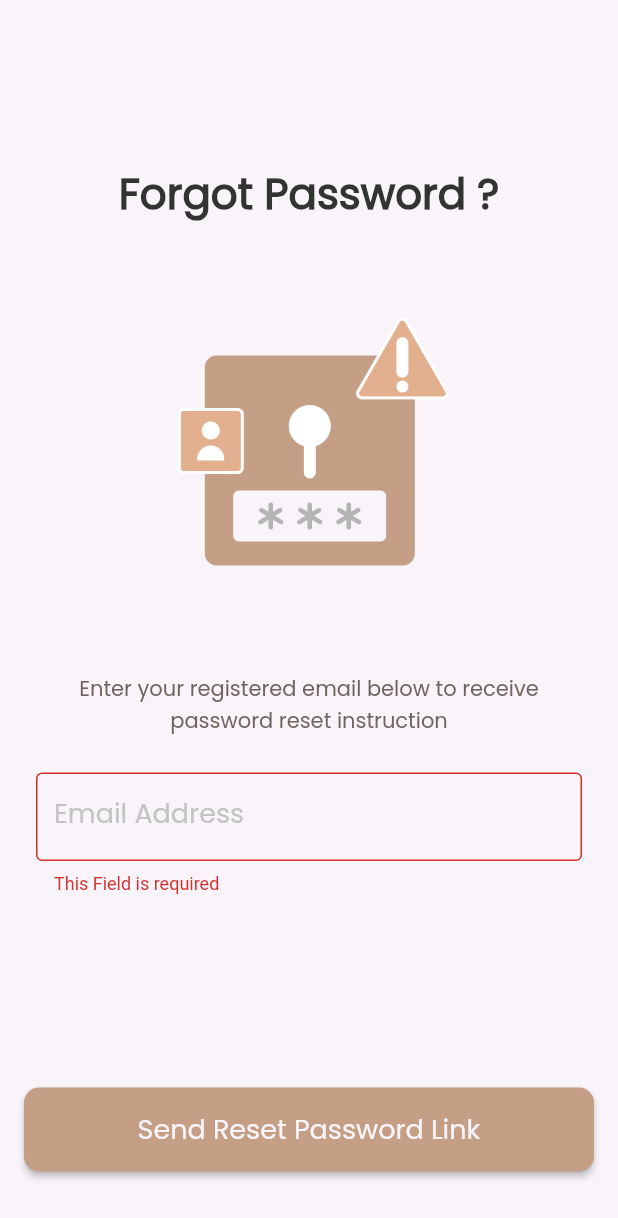
After one commit to MohamedEssam-900009/dalel, a Flutter app: the ForgetPasswordView screen opened by its route, after a tap on "Send Reset Password Link", on a phone screen of 412 x 824 dp. The commit adds this screen. Shown: the top 1218 px of the screen. Run offline on Flutter 3.47's test engine with Material 2 defaults, Android fonts, the phone set to English and light mode, and no system bars; our stand-ins replace firebase_auth, firebase_core, flutter_bloc, flutter_svg, fluttertoast, get_it and 3 more; accounts and stored records are empty.

Commit message:
Reset Password

```diff
--- a/lib/core/routes/app_router.dart
+++ b/lib/core/routes/app_router.dart
@@ -1,4 +1,5 @@
 import 'package:dalel/features/auth/presentation/auth_cubit/cubit/auth_cubit.dart';
+import 'package:dalel/features/auth/presentation/views/forget_password.dart';
 import 'package:dalel/features/auth/presentation/views/sign_up_view.dart';
 import 'package:dalel/features/home/view/home_view.dart';
 import 'package:dalel/features/on_boarding/presentation/views/on_boarding_view.dart';
@@ -33,6 +34,13 @@ final GoRouter router = GoRouter(
       ),
     ),
     GoRoute(
+      path: '/forgetPassword',
+      builder: (context, state) => BlocProvider(
+        create: (context) => AuthCubit(),
+        child: const ForgetPasswordView(),
+      ),
+    ),
+    GoRoute(
       path: '/home',
       builder: (context, state) => const HomeView(),
     ),
--- a/lib/core/utils/app_strings.dart
+++ b/lib/core/utils/app_strings.dart
@@ -58,7 +58,7 @@ abstract class AppStrings {
       backToHome = 'Back To Home',
       //!Forgot password
       forgotPasswordPage = 'Forgot Password',
-      sendVerificationCode = 'Send Verification Code',
+      sendResetPasswordLink = 'Send Reset Password Link',
       verificationNow = "Verification Now",
       resendCode = 'Resend Code',
       verifyAccount = 'Verify Account',
--- a/lib/features/auth/presentation/auth_cubit/cubit/auth_cubit.dart
+++ b/lib/features/auth/presentation/auth_cubit/cubit/auth_cubit.dart
@@ -15,6 +15,7 @@ class AuthCubit extends Cubit<AuthState> {
   bool? obscurePasswordTextValue = true;
   GlobalKey<FormState> signUpFormKey = GlobalKey();
   GlobalKey<FormState> signInFormKey = GlobalKey();
+  GlobalKey<FormState> forgetPasswordFormKey = GlobalKey();
 
   signUpWithEmailAndPassword() async {
     try {
@@ -81,4 +82,14 @@ class AuthCubit extends Cubit<AuthState> {
       emit(SignInFailureState(errorMsg: e.toString()));
     }
   }
+
+  resetPasswordWithLink() async {
+    try {
+      emit(ResetPasswordLoadingState());
+      await FirebaseAuth.instance.sendPasswordResetEmail(email: emailAddress!);
+      emit(ResetPasswordSuccessState());
+    } catch (e) {
+      emit(ResetPasswordFailureState(errorMsg: e.toString()));
+    }
+  }
 }
--- a/lib/features/auth/presentation/auth_cubit/cubit/auth_state.dart
+++ b/lib/features/auth/presentation/auth_cubit/cubit/auth_state.dart
@@ -22,6 +22,16 @@ final class SignInFailureState extends AuthState {
   SignInFailureState({required this.errorMsg});
 }
 
+final class ResetPasswordLoadingState extends AuthState {}
+
+final class ResetPasswordSuccessState extends AuthState {}
+
+final class ResetPasswordFailureState extends AuthState {
+  final String errorMsg;
+
+  ResetPasswordFailureState({required this.errorMsg});
+}
+
 final class TermsAndConditionUpdateState extends AuthState {}
 
 final class ObscurePasswordTextUpdateState extends AuthState {}
--- /dev/null
+++ b/lib/features/auth/presentation/views/forget_password.dart
@@ -0,0 +1,31 @@
+import 'package:dalel/core/utils/app_strings.dart';
+import 'package:dalel/features/auth/presentation/widgets/custom_forget_password_form.dart';
+import 'package:dalel/features/auth/presentation/widgets/welcome_text_widget.dart';
+import 'package:flutter/material.dart';
+
+import '../widgets/forget_password_image.dart';
+import '../widgets/forget_password_subtitle.dart';
+
+class ForgetPasswordView extends StatelessWidget {
+  const ForgetPasswordView({super.key});
+
+  @override
+  Widget build(BuildContext context) {
+    return const Scaffold(
+      body: CustomScrollView(
+        slivers: [
+          SliverToBoxAdapter(child: SizedBox(height: 108.0)),
+          SliverToBoxAdapter(
+            child: WelcomeTextWidget(text: AppStrings.forgotPassword),
+          ),
+          SliverToBoxAdapter(child: SizedBox(height: 40.0)),
+          SliverToBoxAdapter(child: ForgetPasswordImage()),
+          SliverToBoxAdapter(child: SizedBox(height: 24.0)),
+          SliverToBoxAdapter(child: ForgetPasswordSubTitle()),
+          SliverToBoxAdapter(child: CustomForgetPasswordForm()),
+
+        ],
+      ),
+    );
+  }
+}
--- /dev/null
+++ b/lib/features/auth/presentation/widgets/custom_forget_password_form.dart
@@ -0,0 +1,62 @@
+import 'package:dalel/core/functions/custom_toast.dart';
+import 'package:dalel/core/functions/navigation.dart';
+import 'package:dalel/core/utils/app_colors.dart';
+import 'package:dalel/features/auth/presentation/auth_cubit/cubit/auth_cubit.dart';
+import 'package:dalel/features/auth/presentation/auth_cubit/cubit/auth_state.dart';
+import 'package:flutter/material.dart';
+import 'package:flutter_bloc/flutter_bloc.dart';
+
+import '../../../../core/utils/app_strings.dart';
+import '../../../../core/widgets/custom_button.dart';
+import 'custom_text_field.dart';
+
+class CustomForgetPasswordForm extends StatelessWidget {
+  const CustomForgetPasswordForm({super.key});
+
+  @override
+  Widget build(BuildContext context) {
+    return BlocConsumer<AuthCubit, AuthState>(
+      listener: (context, state) {
+        if (state is ResetPasswordSuccessState) {
+          showToast('Check Your Email to Reset Your Password');
+          customReplacementNavigate(context, '/signIn');
+        } else if (state is ResetPasswordFailureState) {
+          showToast(state.errorMsg);
+        }
+      },
+      builder: (context, state) {
+        AuthCubit authCubit = BlocProvider.of<AuthCubit>(context);
+        return Padding(
+          padding: const EdgeInsets.symmetric(horizontal: 16.0),
+          child: Form(
+            key: authCubit.forgetPasswordFormKey,
+            child: Column(
+              children: [
+                CustomTextFormField(
+                  labelText: AppStrings.emailAddress,
+                  onChanged: (emailAddress) {
+                    authCubit.emailAddress = emailAddress;
+                  },
+                ),
+                const SizedBox(height: 129.0),
+                state is SignInLoadingState
+                    ? CircularProgressIndicator(
+                        color: AppColors.primaryColor,
+                      )
+                    : CustomButton(
+                        text: AppStrings.sendResetPasswordLink,
+                        onPressed: () {
+                          if (authCubit.forgetPasswordFormKey.currentState!
+                              .validate()) {
+                            authCubit.resetPasswordWithLink();
+                          }
+                        },
+                      ),
+              ],
+            ),
+          ),
+        );
+      },
+    );
+  }
+}
--- /dev/null
+++ b/lib/features/auth/presentation/widgets/forget_password_image.dart
@@ -0,0 +1,16 @@
+import 'package:flutter/material.dart';
+
+import '../../../../core/utils/app_assets.dart';
+
+class ForgetPasswordImage extends StatelessWidget {
+  const ForgetPasswordImage({super.key});
+
+  @override
+  Widget build(BuildContext context) {
+    return SizedBox(
+      height: 235.0,
+      width: 235.0,
+      child: Image.asset(Assets.assetsImagesForgetPassword),
+    );
+  }
+}
--- /dev/null
+++ b/lib/features/auth/presentation/widgets/forget_password_subtitle.dart
@@ -0,0 +1,19 @@
+import 'package:flutter/material.dart';
+
+import '../../../../core/utils/app_text_styles.dart';
+
+class ForgetPasswordSubTitle extends StatelessWidget {
+  const ForgetPasswordSubTitle({super.key});
+
+  @override
+  Widget build(BuildContext context) {
+    return Padding(
+      padding: const EdgeInsets.symmetric(horizontal: 34.0),
+      child: Text(
+        'Enter your registered email below to receive password reset instruction',
+        style: CustomTextStyle.poppins400style12.copyWith(fontSize: 14.0),
+        textAlign: TextAlign.center,
+      ),
+    );
+  }
+}
--- a/lib/features/auth/presentation/widgets/forget_password_text_widget.dart
+++ b/lib/features/auth/presentation/widgets/forget_password_text_widget.dart
@@ -11,7 +11,7 @@ class ForgotPasswordTextWidget extends StatelessWidget {
   Widget build(BuildContext context) {
     return GestureDetector(
       onTap: () {
-        customReplacementNavigate(context, 'path');
+        customReplacementNavigate(context, '/forgetPassword');
       },
       child: Align(
         alignment: Alignment.centerRight,
```
